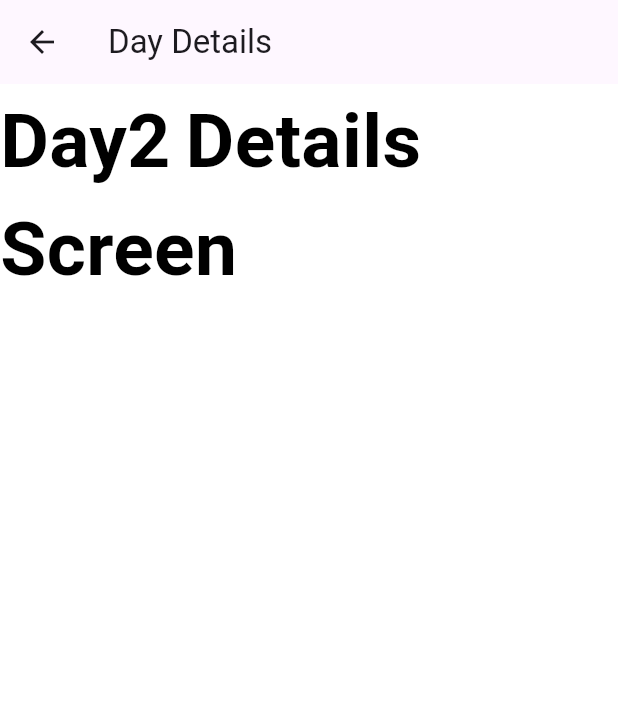
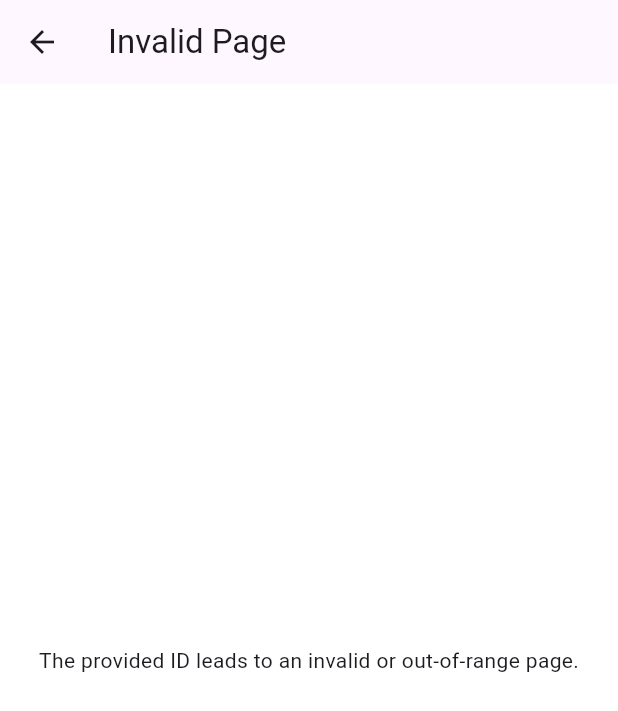
Before and after one commit to lamsalsangam/Flutter, a Flutter app: the screen it shows after launch, after a tap on an icon or button, on a phone screen of 412 x 824 dp. Shown: the top 711 px of the screen. Run offline on Flutter 3.47's test engine with Material 3 defaults, Android fonts, the phone set to English and light mode, and no system bars; our stand-ins replace firebase_auth, firebase_core, flutter_dotenv, flutter_spinkit, google_fonts; accounts and stored records are empty.

Commit message:
Refactored the existing code to cope with the scability problem

```diff
--- /dev/null
+++ b/0. Dev/day_1/lib/lib/switching_page.dart
@@ -0,0 +1,20 @@
+import 'package:flutter/material.dart';
+
+import '../screens/days/day_1.dart';
+import '../screens/no_page.dart';
+
+
+Widget getDayRoute(int id) {
+  if (id < 1 || id > 24) {
+    return const NoPageFoundPage();
+  }
+
+  switch (id) {
+    case 1:
+      return const Day1Screen(day: 1);
+  // case 2:
+  //   return Day2Screen(day:2);
+    default:
+      return const NoPageFoundPage();
+  }
+}
--- a/0. Dev/day_1/lib/main.dart
+++ b/0. Dev/day_1/lib/main.dart
@@ -1,6 +1,8 @@
-import 'package:day_1/screens/day_details.dart';
 import 'package:day_1/screens/day_list.dart';
+import 'package:day_1/screens/not_found.dart';
 import 'package:flutter/material.dart';
+
+import 'lib/switching_page.dart';
 
 void main() {
   runApp(const MyApp());
@@ -20,10 +22,17 @@ class MyApp extends StatelessWidget {
       routes: {
         "/listing": (context) => DayList(),
         "/day/:id": (context) {
-          final Map arguments = ModalRoute.of(context)!.settings.arguments as Map;
+          final Map arguments =
+              ModalRoute.of(context)!.settings.arguments as Map;
+
+          if (!arguments.containsKey('id') ||
+              (arguments['id'] as int?) == null) {
+            return const NotFoundPage();
+          }
+
           final int id = arguments['id'] as int;
-          return DayDetails(day: id);
-        },
+          return getDayRoute(id);
+        }
       },
     );
   }
--- a/0. Dev/day_1/lib/screens/day_details.dart
+++ b/0. Dev/day_1/lib/screens/days/day_1.dart
@@ -1,10 +1,10 @@
 import 'package:flutter/material.dart';
 import 'package:google_fonts/google_fonts.dart';
 
-class DayDetails extends StatelessWidget {
+class Day1Screen extends StatelessWidget {
   final int day;
 
-  const DayDetails({super.key, required this.day});
+  const Day1Screen({super.key, required this.day});
 
   @override
   Widget build(BuildContext context) {
--- /dev/null
+++ b/0. Dev/day_1/lib/screens/no_page.dart
@@ -0,0 +1,17 @@
+import 'package:flutter/material.dart';
+
+class NoPageFoundPage extends StatelessWidget {
+  const NoPageFoundPage({super.key});
+
+  @override
+  Widget build(BuildContext context) {
+    return Scaffold(
+      appBar: AppBar(
+        title: const Text('Invalid Page'),
+      ),
+      body: const Center(
+        child: Text('The provided ID leads to an invalid or out-of-range page.'),
+      ),
+    );
+  }
+}
--- /dev/null
+++ b/0. Dev/day_1/lib/screens/not_found.dart
@@ -0,0 +1,17 @@
+import 'package:flutter/material.dart';
+
+class NotFoundPage extends StatelessWidget {
+  const NotFoundPage({super.key});
+
+  @override
+  Widget build(BuildContext context) {
+    return Scaffold(
+      appBar: AppBar(
+        title: const Text('Page Not Found'),
+      ),
+      body: const Center(
+        child: Text('The requested page could not be found.'),
+      ),
+    );
+  }
+}
```
Also changed, not shown: 0. Dev/day_1/lib/screens/days/day_2.dart (added).
